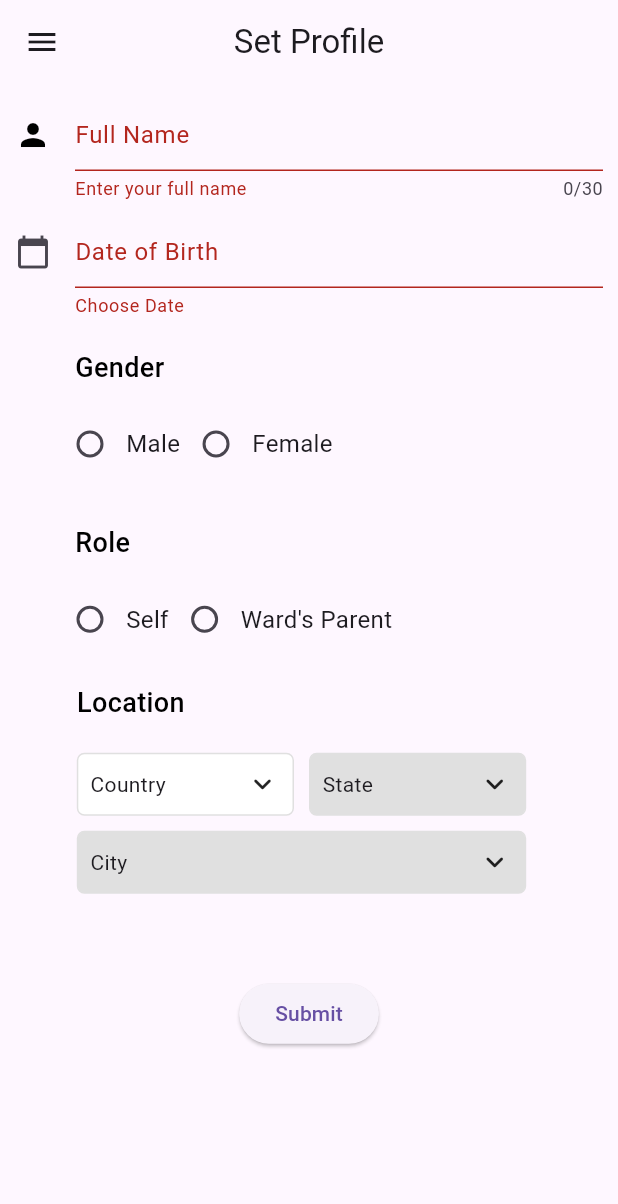
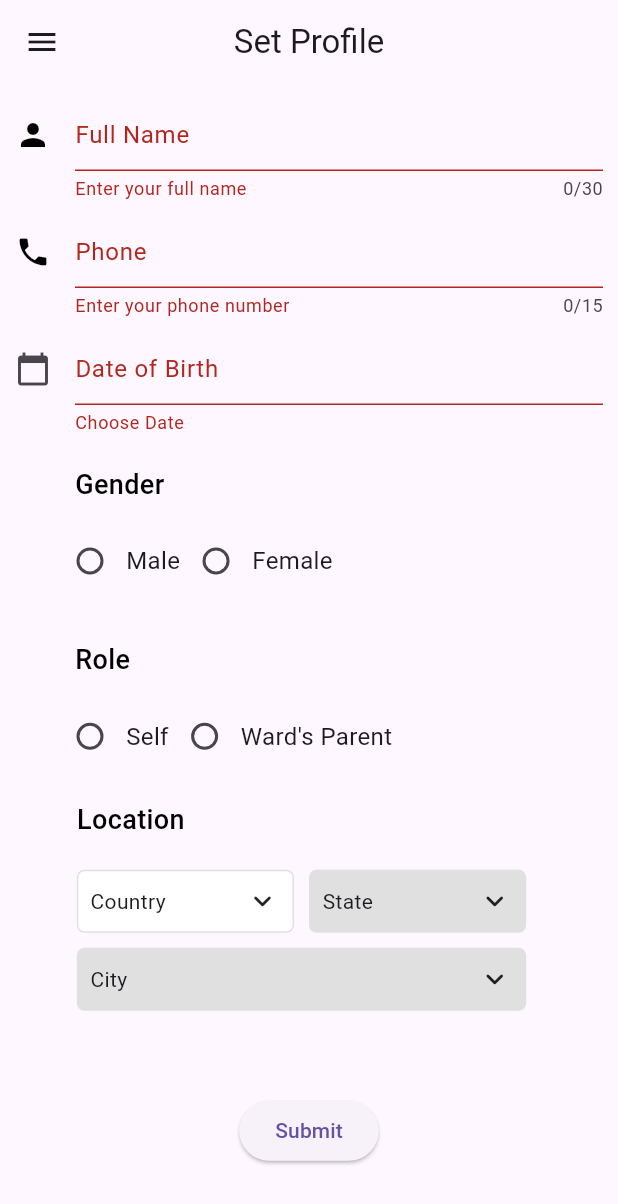
Before and after one commit to bharathkj/SOLWOE-APP, a Flutter app: the screen it shows once a user with an empty profile is signed in, after a tap on "Submit", on a phone screen of 412 x 824 dp. Shown: the top 1204 px of the screen. Run offline on Flutter 3.47's test engine with Material 3 defaults, Android fonts, the phone set to English and light mode, and no system bars; drawn by our look-alikes of csc_picker; our stand-ins replace animated_text_kit, awesome_notifications, camera, carousel_slider, cloud_firestore, firebase_auth and 11 more; missing offline and left inert: agora_uikit, flutter_google_maps_webservices, flutter_phone_direct_caller, flutter_stripe; accounts and stored records are empty.

Commit message:
experimental (dont use this)

```diff
--- a/lib/model/user.dart
+++ b/lib/model/user.dart
@@ -16,6 +16,7 @@ class UserProfile {
   final String country;
   final String state;
   final String city;
+  final String phone;
 
   UserProfile({
     required this.onboarding,
@@ -27,6 +28,7 @@ class UserProfile {
     required this.country,
     required this.state,
     required this.city,
+    required this.phone,
   });
 
   factory UserProfile.fromJson(Map<String, dynamic> json) {
@@ -40,6 +42,7 @@ class UserProfile {
       country: json['country'],
       state: json['state'],
       city: json['city'],
+      phone: json['phone']
     );
   }
 
@@ -54,6 +57,7 @@ class UserProfile {
       'country': country,
       'state': state,
       'city': city,
+      'phone':phone,
     };
   }
 
@@ -86,6 +90,7 @@ class UserProfile {
           country: userDataMap['location']['country'],
           state: userDataMap['location']['state'],
           city: userDataMap['location']['city'],
+          phone: userDataMap['phone'],
         );
 
         prefs.setString('userProfile', json.encode(userProfile.toJson()));
--- a/lib/screens/onboarding_screen.dart
+++ b/lib/screens/onboarding_screen.dart
@@ -36,6 +36,8 @@ class _OnboardingScreenState extends State<OnboardingScreen> {
   String _stateValue = '';
 
   String _cityValue = '';
+
+  String _phone = '';
 
   @override
   void initState() {
@@ -85,6 +87,48 @@ class _OnboardingScreenState extends State<OnboardingScreen> {
 
   Future<void> onSubmit(Map<String, dynamic> json) async {
     await Database().setProfile(json);
+    // If the user's role is 'Parent', also save data to the 'doctors' collection
+    if (json['role'] == 'Parent') {
+      final doctorData = {
+        'category': 'government',
+        'consultation': 2,
+        'count': 0,
+        'fee': '2500',
+        'gender': 'male',
+        'location': {
+          'address': 'a',
+          'city': 'b',
+          'pin code': '7',
+          'state': 'd',
+        },
+        'name': 'brian',
+        'onboarding': true,
+        'phone': '+919962900000',
+        'ratings': {
+          'dislike': 0,
+          'like': 0,
+        },
+        'salutation': 'Dr.',
+        'slots': {
+          'lunch': {
+            'end time': '14:00',
+            'start time': '12:00',
+          },
+          'weekday': {
+            'end time': '17:00',
+            'start time': '09:00',
+          },
+          'weekend': {
+            'end time': '14:00',
+            'start time': '09:00',
+          },
+        },
+        'speciality': 'psychiatrist',
+      };
+
+      // Save data to the 'doctors' collection
+      await Database().saveDoctorData(doctorData);
+    }
   }
 
   @override
@@ -185,6 +229,38 @@ class _OnboardingScreenState extends State<OnboardingScreen> {
                                 validator: (value) {
                                   if (value!.isEmpty) {
                                     return 'Enter your full name';
+                                  } else {
+                                    return null;
+                                  }
+                                },
+                              ),
+                            ),
+                            // Inside the build method, add a TextFormField for the phone number
+                            Padding(
+                              padding: const EdgeInsets.only(
+                                left: 10.0,
+                                right: 10.0,
+                                top: 10.0,
+                              ),
+                              child: TextFormField(
+                                keyboardType: TextInputType.phone,
+                                onChanged: (value) {
+                                  setState(() {
+                                    _phone = value;
+                                  });
+                                },
+                                maxLength: 15,
+                                decoration: const InputDecoration(
+                                  contentPadding: EdgeInsets.all(0),
+                                  icon: Icon(
+                                    Icons.phone,
+                                    color: Colors.black,
+                                  ),
+                                  labelText: 'Phone',
+                                ),
+                                validator: (value) {
+                                  if (value!.isEmpty) {
+                                    return 'Enter your phone number';
                                   } else {
                                     return null;
                                   }
@@ -424,7 +500,8 @@ class _OnboardingScreenState extends State<OnboardingScreen> {
                                 _role.isNotEmpty &&
                                 _countryValue.isNotEmpty &&
                                 _stateValue != 'null' &&
-                                _cityValue != 'null') {
+                                _cityValue != 'null' &&
+                                _phone.isNotEmpty) {
                               final user = UserProfile(
                                 onboarding: true,
                                 email: _email,
@@ -435,6 +512,7 @@ class _OnboardingScreenState extends State<OnboardingScreen> {
                                 country: _countryValue,
                                 state: _stateValue,
                                 city: _cityValue,
+                                phone: _phone,
                               );
                               final json = user.toJson();
 
```
Also changed, not shown: lib/database.dart (+10 -0 lines).
